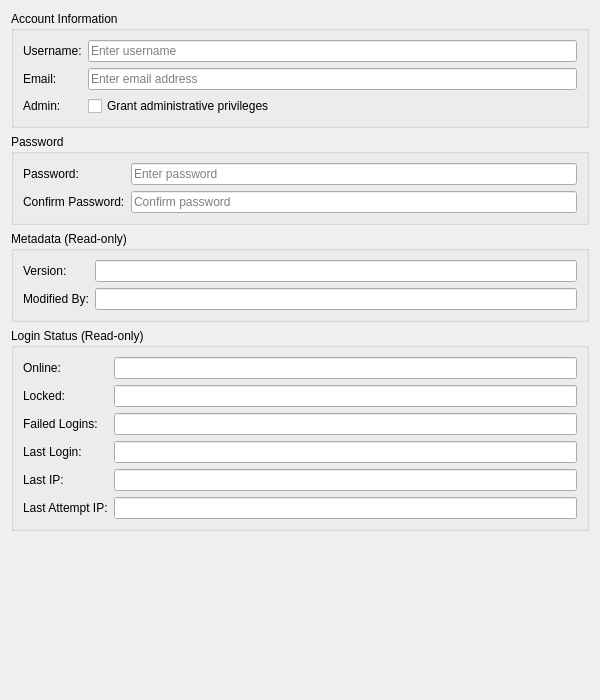
Old version of the form projects/ores.qt/ui/AccountDetailDialog.ui in the repository OreStudio/OreStudio.
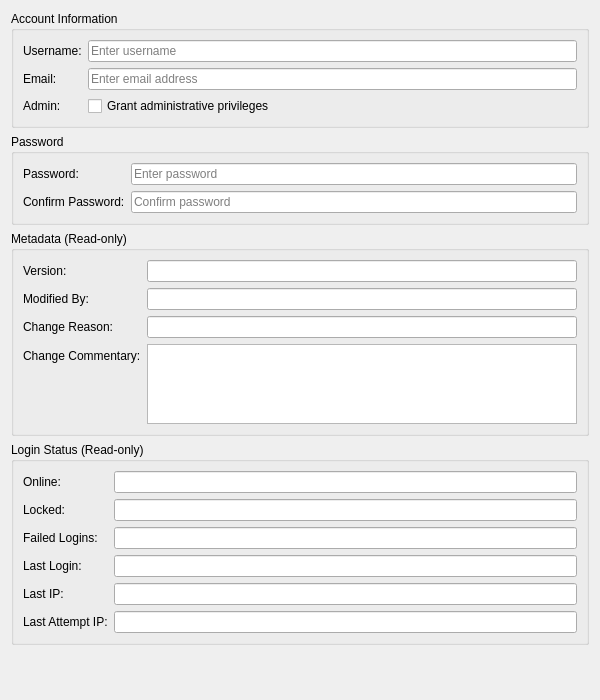
New version of the form.

Commit message:
[qt] Add change reason metadata to AccountDetailDialog
Add Change Reason and Change Commentary fields to the Metadata group
in the account detail dialog. These read-only fields display the
change tracking information associated with each account version.

What changed in the file:
```diff
--- a/projects/ores.qt/ui/AccountDetailDialog.ui
+++ b/projects/ores.qt/ui/AccountDetailDialog.ui
@@ -148,6 +148,40 @@
         </property>
        </widget>
       </item>
+      <item row="2" column="0">
+       <widget class="QLabel" name="labelChangeReason">
+        <property name="text">
+         <string>Change Reason:</string>
+        </property>
+       </widget>
+      </item>
+      <item row="2" column="1">
+       <widget class="QLineEdit" name="changeReasonEdit">
+        <property name="readOnly">
+         <bool>true</bool>
+        </property>
+       </widget>
+      </item>
+      <item row="3" column="0">
+       <widget class="QLabel" name="labelChangeCommentary">
+        <property name="text">
+         <string>Change Commentary:</string>
+        </property>
+       </widget>
+      </item>
+      <item row="3" column="1">
+       <widget class="QPlainTextEdit" name="changeCommentaryEdit">
+        <property name="readOnly">
+         <bool>true</bool>
+        </property>
+        <property name="maximumSize">
+         <size>
+          <width>16777215</width>
+          <height>80</height>
+         </size>
+        </property>
+       </widget>
+      </item>
      </layout>
     </widget>
    </item>
```
The commit also changes 1 other file.
